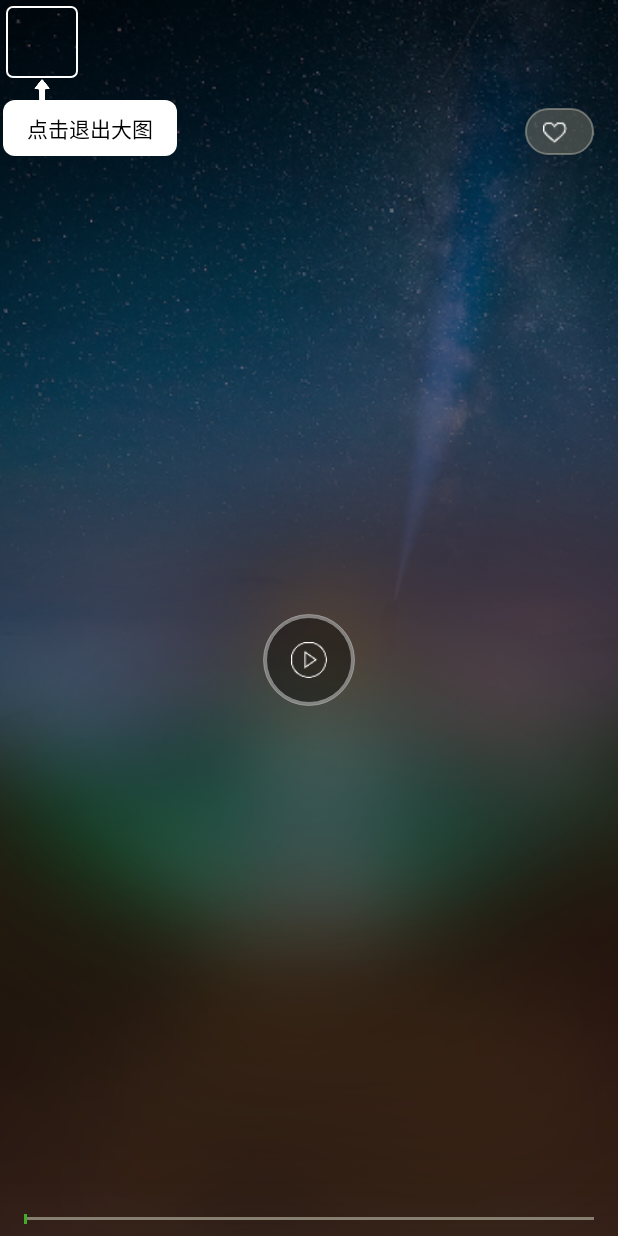
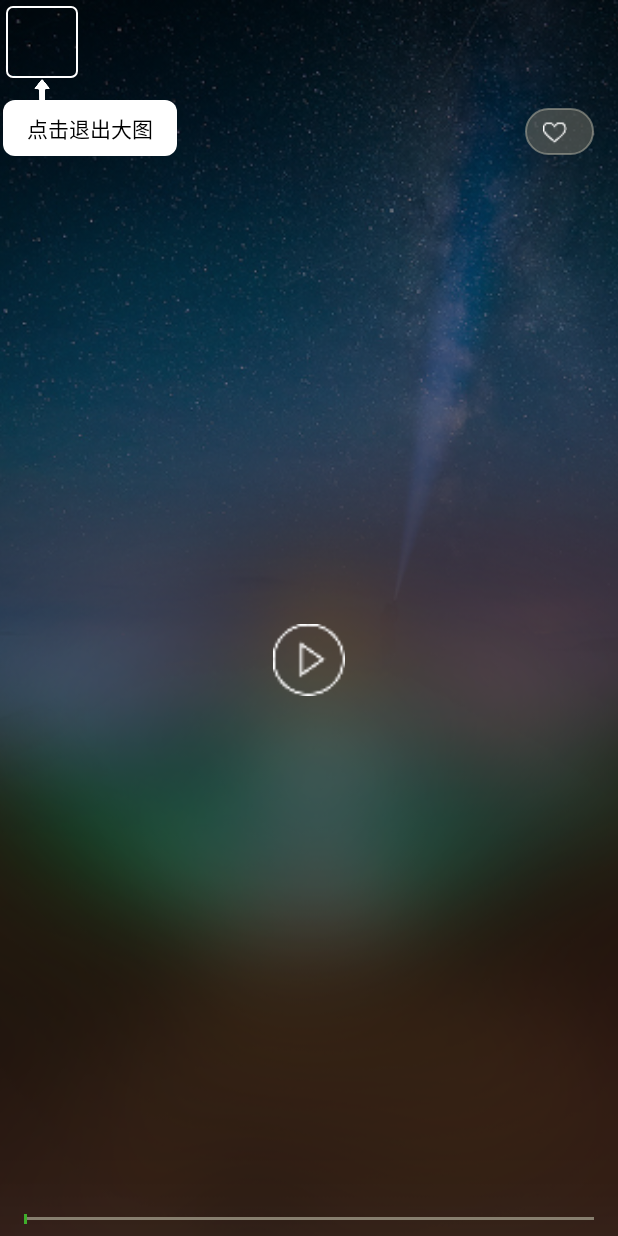
Before and after one commit to dasheryang/hear, an Android app: the FullScreenArticleFragment screen opened directly, with no data from a screen before it, on a phone screen of 412 x 824 dp. Run offline under Robolectric (Android 15) with nearby library versions, the phone set to English and light mode, and no system bars; our stand-ins replace ButterKnife; libraries missing offline, so code that uses them is left out: com.nostra13.universalimageloader; 9 statements that could not run were skipped.

Commit message:
fix bugs

```diff
--- a/android_proj/hearApp/src/main/java/hear/app/views/MainActivity.java
+++ b/android_proj/hearApp/src/main/java/hear/app/views/MainActivity.java
@@ -33,7 +33,6 @@ import hear.app.R;
 import hear.app.engine.BaseHttpAsyncTask;
 import hear.app.helper.AppContext;
 import hear.app.helper.ArrayUtils;
-import hear.app.helper.SharedPreferencesCache;
 import hear.app.helper.ToastHelper;
 import hear.app.helper.ToastUtil;
 import hear.app.models.Article;
@@ -69,7 +68,6 @@ public class MainActivity extends BaseFragmentActivity implements OnClickListene
         mPlaybarControl = new PlaybarControl(this);
         setContentView(R.layout.act_main);
         initContentView();
-        updateAccountView();
         mPlaybarControl.prepare(findViewById(R.id.playbar));
     }
 
@@ -77,6 +75,7 @@ public class MainActivity extends BaseFragmentActivity implements OnClickListene
     protected void onResume() {
         super.onResume();
         mUILogic.refreshRemoteArticleIfNeeded();
+        updateAccountView();
         mPlaybarControl.onActivityResume();
         mPlaybarControl.update();
     }
--- a/android_proj/hearApp/src/main/res/layout/frag_fullscreen_article.xml
+++ b/android_proj/hearApp/src/main/res/layout/frag_fullscreen_article.xml
@@ -1,34 +1,33 @@
 <?xml version="1.0" encoding="utf-8"?>
 <FrameLayout xmlns:android="http://schemas.android.com/apk/res/android"
     xmlns:tools="http://schemas.android.com/tools"
-    xmlns:app="http://schemas.android.com/apk/res-auto"
     android:layout_width="match_parent"
     android:layout_height="match_parent">
 
-    <hear.app.widget.ProgressWheel
-        android:id="@+id/pb_duration"
-        android:layout_width="68dp"
-        android:layout_height="68dp"
-        app:rimWidth="2dp"
-        app:barWidth="2dp"
-        app:barColor="#fecf40"
-        app:circleColor="#66000000"
-        app:rimColor="#99aaaaaa"
-        app:contourColor="#99aaaaaa"
-        app:contourSize="0dp"
-        android:layout_gravity="center" />
+    <!--<hear.app.widget.ProgressWheel-->
+    <!--android:id="@+id/pb_duration"-->
+    <!--android:layout_width="68dp"-->
+    <!--android:layout_height="68dp"-->
+    <!--app:rimWidth="2dp"-->
+    <!--app:barWidth="2dp"-->
+    <!--app:barColor="#fecf40"-->
+    <!--app:circleColor="#66000000"-->
+    <!--app:rimColor="#99aaaaaa"-->
+    <!--app:contourColor="#99aaaaaa"-->
+    <!--app:contourSize="0dp"-->
+    <!--android:layout_gravity="center" />-->
 
     <ImageView
         android:id="@+id/image_play"
-        android:layout_width="24dp"
-        android:layout_height="24dp"
+        android:layout_width="48dp"
+        android:layout_height="48dp"
         android:src="@drawable/ic_play"
         android:layout_gravity="center" />
 
     <ImageView
         android:id="@+id/img_loading"
-        android:layout_width="36dp"
-        android:layout_height="36dp"
+        android:layout_width="48dp"
+        android:layout_height="48dp"
         android:layout_gravity="center"
         android:scaleType="center"
         android:src="@drawable/ic_loading"
```
Also changed, not shown: android_proj/hearApp/src/main/java/hear/app/views/ArticleFragment.java (+67 -9 lines), android_proj/hearApp/src/main/java/hear/app/views/FullScreenArticleFragment.java (+70 -16 lines), android_proj/hearApp/src/main/java/hear/app/views/PlaybarControl.java (+4 -7 lines).
